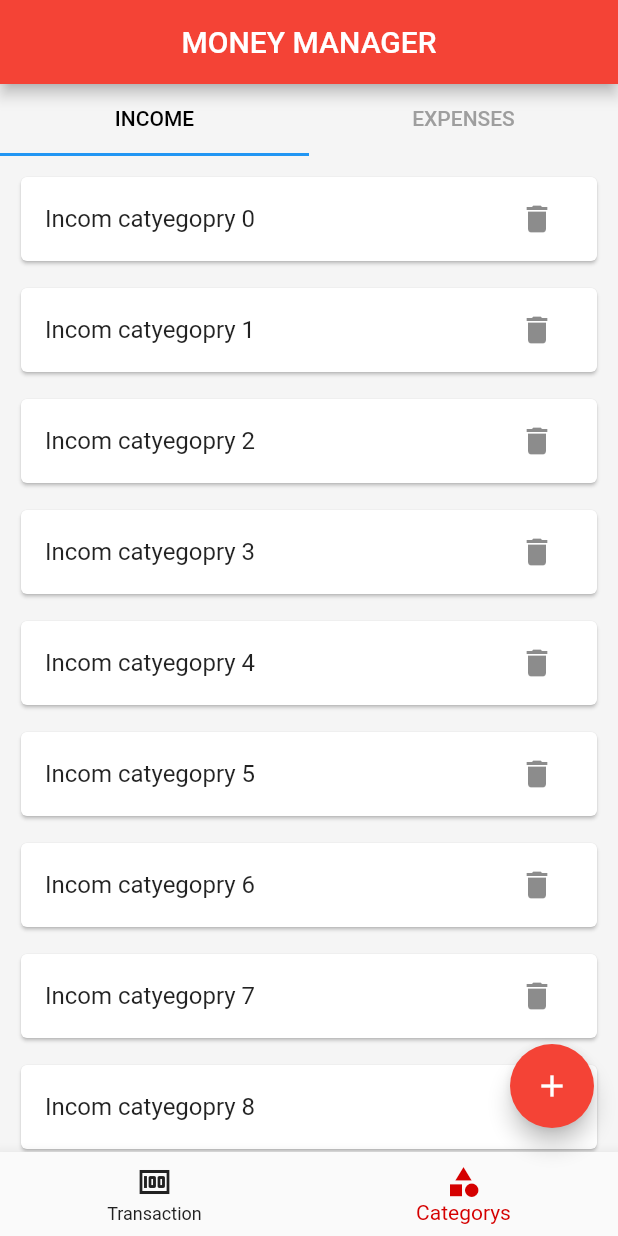
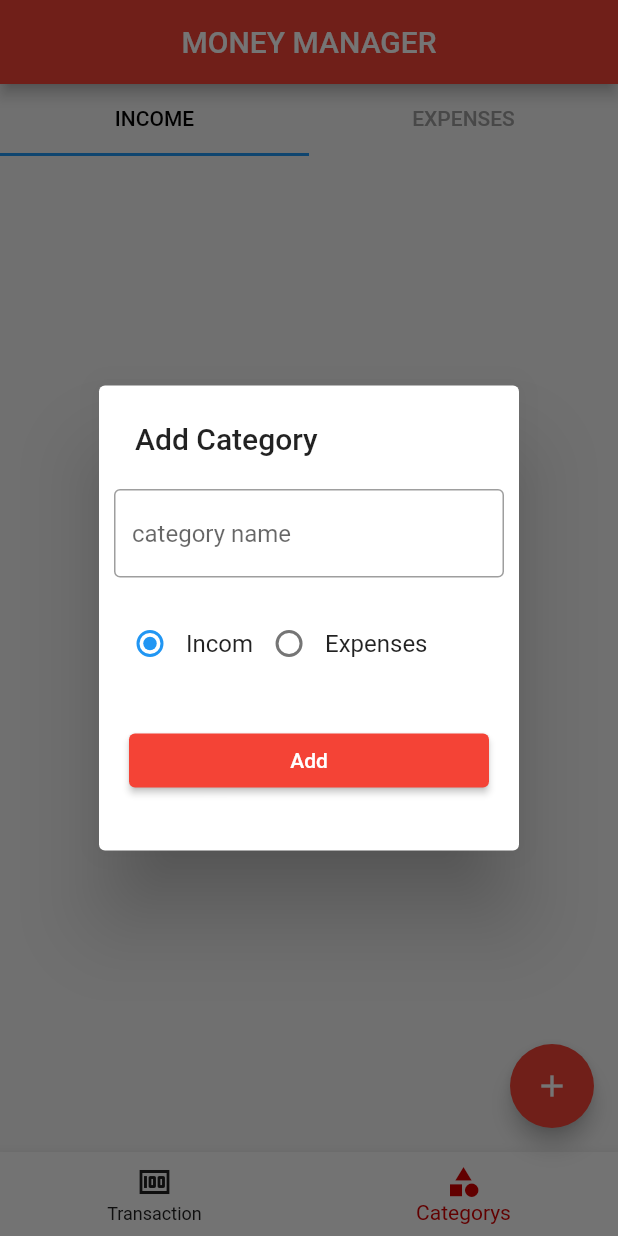
Before and after one commit to Irfadg/Personal-Money-managment, a Flutter app: the screen it shows after launch, item 2 of the bottom bar chosen, after a tap on the "add" icon, on a phone screen of 412 x 824 dp. Run offline on Flutter 3.47's test engine with Material 2 defaults, Android fonts, the phone set to English and light mode, and no system bars; our stand-ins replace hive_flutter; missing offline and left inert: dart:ffi; accounts and stored records are empty.

Commit message:
Hive database added.wirte all needed function in categorypage (insertion,getdata,deletion)

```diff
--- /dev/null
+++ b/lib/db/categorydb/category_db_functions.dart
@@ -0,0 +1,67 @@
+import 'dart:ffi';
+
+import 'package:flutter/cupertino.dart';
+import 'package:flutter/foundation.dart';
+import 'package:hive_flutter/adapters.dart';
+import 'package:money_managment/model/category/categeroty_model.dart';
+
+const HIVE_DB_NAME = 'category_database';
+
+abstract class CategoryDbFunctions {
+  Future<List<CategoryModel>> getCategory();
+  Future<void> insertCategory(CategoryModel value);
+  Future<void> deleteCategory(String categoryID);
+}
+
+class CategoryDb implements CategoryDbFunctions {
+  ValueNotifier<List<CategoryModel>> incomeCategoryListNotifyer =
+      ValueNotifier([]);
+  ValueNotifier<List<CategoryModel>> expenseCategoryListNotifyer =
+      ValueNotifier([]);
+
+//single tun creation
+  CategoryDb._internal();
+  static CategoryDb instance = CategoryDb._internal();
+  factory CategoryDb() {
+    return instance;
+  }
+//-------------
+  @override
+  Future<void> insertCategory(CategoryModel value) async {
+    final _categoryDB = await Hive.openBox<CategoryModel>(HIVE_DB_NAME);
+    await _categoryDB.put(value.id, value);
+    refreshUi();
+  }
+
+  @override
+  Future<List<CategoryModel>> getCategory() async {
+    final _categoryDB = await Hive.openBox<CategoryModel>(HIVE_DB_NAME);
+    return _categoryDB.values.toList();
+  }
+
+  Future<void> refreshUi() async {
+    final allCatgeoryget = await getCategory();
+    incomeCategoryListNotifyer.value.clear();
+    expenseCategoryListNotifyer.value.clear();
+    await Future.forEach(
+      allCatgeoryget,
+      (CategoryModel category) {
+        if (category.type == CategoryType.income) {
+          incomeCategoryListNotifyer.value.add(category);
+        } else {
+          expenseCategoryListNotifyer.value.add(category);
+        }
+      },
+    );
+
+    incomeCategoryListNotifyer.notifyListeners();
+    expenseCategoryListNotifyer.notifyListeners();
+  }
+
+  @override
+  Future<void> deleteCategory(String categoryID) async {
+    final _categoryDB = await Hive.openBox<CategoryModel>(HIVE_DB_NAME);
+    await _categoryDB.delete(categoryID);
+    refreshUi();
+  }
+}
--- a/lib/main.dart
+++ b/lib/main.dart
@@ -1,8 +1,34 @@
 import 'package:flutter/material.dart';
+import 'package:hive_flutter/hive_flutter.dart';
+import 'package:money_managment/db/categorydb/category_db_functions.dart';
+import 'package:money_managment/model/category/categeroty_model.dart';
 import 'package:money_managment/screens/home/home_screen.dart';
 
-void main() {
-  runApp(const MyApp());
+Future<void> main() async {
+  final obj1 = CategoryDb();
+  final obj2 = CategoryDb();
+
+  print("COMPARE OBJECTS");
+  print(obj1 == obj2);
+
+  //Hive database using
+
+  WidgetsFlutterBinding.ensureInitialized();
+  //flutter cheaking all the plugin and packeges are ready for the project
+  await Hive.initFlutter();
+
+  //setup typeid:2 adapter
+  if (!Hive.isAdapterRegistered(CategoryTypeAdapter().typeId)) {
+    //Hive registeration
+    Hive.registerAdapter(CategoryTypeAdapter());
+  }
+  ////setup typeid:1 adapter
+  if (!Hive.isAdapterRegistered(CategoryModelAdapter().typeId)) {
+    //Hive registeration
+    Hive.registerAdapter(CategoryModelAdapter());
+  }
+  //already registered
+  runApp(MyApp());
 }
 
 class MyApp extends StatelessWidget {
@@ -12,13 +38,7 @@ class MyApp extends StatelessWidget {
   @override
   Widget build(BuildContext context) {
     return MaterialApp(
-      title: 'Flutter Demo',
-      theme: ThemeData(
-
-
-        primarySwatch: Colors.blue,
-      ),
-      home:  HomeScreen(),
+      home: HomeScreen(),
     );
   }
 }
--- /dev/null
+++ b/lib/model/category/categeroty_model.dart
@@ -0,0 +1,33 @@
+import 'package:hive_flutter/adapters.dart';
+part 'categeroty_model.g.dart';
+
+@HiveType(typeId: 2)
+enum CategoryType {
+  @HiveField(0)
+  income,
+  @HiveField(1)
+  expense,
+}
+
+@HiveType(typeId: 1)
+class CategoryModel {
+  @HiveField(0)
+  final String id;
+  @HiveField(1)
+  final String name;
+  @HiveField(2)
+  final bool isDeleted;
+  @HiveField(3)
+  final CategoryType type;
+
+  CategoryModel(
+      {required this.id,
+      required this.name,
+      required this.type,
+      this.isDeleted = false});
+
+  @override
+  String toString() {
+    return '{$name ,$type}';
+  }
+}
--- /dev/null
+++ b/lib/screens/category/addCategoryPopup.dart
@@ -0,0 +1,94 @@
+//import 'package:flutter/cupertino.dart';
+import 'package:flutter/material.dart';
+import 'package:money_managment/db/categorydb/category_db_functions.dart';
+import 'package:money_managment/model/category/categeroty_model.dart';
+
+ValueNotifier<CategoryType> selectedCatgoryNotifyer =
+    ValueNotifier(CategoryType.income);
+
+final _nameEditingController = TextEditingController();
+
+Future<void> CatgoryAddPopUp(BuildContext context) async {
+  showDialog(
+      context: context,
+      builder: (ctx) {
+        return SimpleDialog(
+          title: Text("Add Category"),
+          children: [
+            Padding(
+              padding: const EdgeInsets.all(10),
+              child: TextField(
+                controller: _nameEditingController,
+                decoration: InputDecoration(
+                  hintText: 'category name',
+                  border: OutlineInputBorder(),
+                ),
+              ),
+            ),
+            Padding(
+              padding: EdgeInsets.all(10),
+              child: Row(
+                children: [
+                  RadioButten(title: 'Incom', type: CategoryType.income),
+                  RadioButten(title: 'Expenses', type: CategoryType.expense),
+                ],
+              ),
+            ),
+            Padding(
+              padding: const EdgeInsets.all(20),
+              child: ElevatedButton(
+                  onPressed: () {
+                    final _type = selectedCatgoryNotifyer.value;
+                    final _name = _nameEditingController.text;
+                    if (_name.isEmpty) {
+                      return;
+                    }
+                    final _category = CategoryModel(
+                        id: DateTime.now().microsecondsSinceEpoch.toString(),
+                        name: _name,
+                        type: _type);
+                    CategoryDb().insertCategory(_category);
+                    Navigator.of(ctx).pop();
+                  },
+                  style: ButtonStyle(
+                      backgroundColor:
+                          MaterialStateProperty.all<Color>(Colors.red)),
+                  child: Text("Add")),
+            ),
+          ],
+        );
+      });
+}
+
+class RadioButten extends StatelessWidget {
+  final String title;
+  final CategoryType type;
+  RadioButten({Key? key, required this.title, required this.type})
+      : super(key: key);
+
+  CategoryType? _type;
+
+  @override
+  Widget build(BuildContext context) {
+    return Row(
+      children: [
+        ValueListenableBuilder(
+            valueListenable: selectedCatgoryNotifyer,
+            builder: (BuildContext context, CategoryType newCategoryType,
+                Widget? _) {
+              return Radio<CategoryType>(
+                  value: type,
+                  groupValue: newCategoryType,
+                  onChanged: (Value) {
+                    if (Value == null) {
+                      return;
+                    }
+                    selectedCatgoryNotifyer.value = Value;
+                    selectedCatgoryNotifyer.notifyListeners();
+                  });
+            }),
+        Text(title)
+      ],
+    );
+  }
+}
--- a/lib/screens/category/category_screen.dart
+++ b/lib/screens/category/category_screen.dart
@@ -1,4 +1,6 @@
 import 'package:flutter/material.dart';
+import 'package:money_managment/db/categorydb/category_db_functions.dart';
+//import 'package:money_managment/db/categorydb/category_db_functions.dart';
 import 'package:money_managment/screens/category/expense_category_list.dart';
 import 'package:money_managment/screens/category/income_category_list.dart';
 
@@ -16,6 +18,7 @@ class _CategoryScreenState extends State<CategoryScreen>
   @override
   void initState() {
     _tabcontroller = TabController(length: 2, vsync: this);
+    CategoryDb().refreshUi();
     super.initState();
   }
 
@@ -37,12 +40,10 @@ class _CategoryScreenState extends State<CategoryScreen>
             ]),
         Expanded(
           child: TabBarView(
-            controller:_tabcontroller,
+            controller: _tabcontroller,
             children: [
-
               IncomeList(),
               ExpenseList(),
-
             ],
           ),
         )
--- a/lib/screens/category/expense_category_list.dart
+++ b/lib/screens/category/expense_category_list.dart
@@ -1,17 +1,26 @@
 import 'package:flutter/material.dart';
+import 'package:money_managment/db/categorydb/category_db_functions.dart';
+import 'package:money_managment/model/category/categeroty_model.dart';
 
 class ExpenseList extends StatelessWidget {
   const ExpenseList({Key? key}) : super(key: key);
 
   @override
   Widget build(BuildContext context) {
+    return ValueListenableBuilder(
+      valueListenable: CategoryDb().expenseCategoryListNotifyer,
+      builder: (BuildContext ctx, List<CategoryModel> newList, Widget? _) {
         return ListView.separated(
           padding: EdgeInsets.all(10),
           itemBuilder: (ctx, index) {
+            final category = newList[index];
             return Card(
               child: ListTile(
-            title: Text("Expense catyegopry $index"),
-            trailing: IconButton(onPressed: (){},
+                title: Text(category.name),
+                trailing: IconButton(
+                    onPressed: () {
+                      CategoryDb.instance.deleteCategory(category.id);
+                    },
                     icon: Icon(Icons.delete)),
               ),
             );
@@ -21,7 +30,9 @@ class ExpenseList extends StatelessWidget {
               height: 10,
             );
           },
-      itemCount: 50,
+          itemCount: newList.length,
+        );
+      },
     );
   }
 }
--- a/lib/screens/category/income_category_list.dart
+++ b/lib/screens/category/income_category_list.dart
@@ -1,17 +1,26 @@
 import 'package:flutter/material.dart';
+import 'package:money_managment/db/categorydb/category_db_functions.dart';
+import 'package:money_managment/model/category/categeroty_model.dart';
 
 class IncomeList extends StatelessWidget {
   const IncomeList({Key? key}) : super(key: key);
 
   @override
   Widget build(BuildContext context) {
+   return ValueListenableBuilder(
+      valueListenable: CategoryDb().incomeCategoryListNotifyer,
+      builder: (BuildContext ctx, List<CategoryModel> newList, Widget? _) {
         return ListView.separated(
           padding: EdgeInsets.all(10),
           itemBuilder: (ctx, index) {
+            final category = newList[index];
             return Card(
               child: ListTile(
-            title: Text("Incom catyegopry $index"),
-            trailing: IconButton(onPressed: () {}, icon: Icon(Icons.delete)),
+                title: Text(category.name),
+                trailing:
+                    IconButton(onPressed: () {
+                      CategoryDb.instance.deleteCategory(category.id);
+                    }, icon: Icon(Icons.delete)),
               ),
             );
           },
@@ -20,7 +29,9 @@ class IncomeList extends StatelessWidget {
               height: 10,
             );
           },
-      itemCount: 50,
+          itemCount: newList.length,
+        );
+      },
     );
   }
 }
--- a/lib/screens/home/home_screen.dart
+++ b/lib/screens/home/home_screen.dart
@@ -1,4 +1,7 @@
 import 'package:flutter/material.dart';
+import 'package:money_managment/db/categorydb/category_db_functions.dart';
+import 'package:money_managment/model/category/categeroty_model.dart';
+import 'package:money_managment/screens/category/addCategoryPopup.dart';
 import 'package:money_managment/screens/category/category_screen.dart';
 import 'package:money_managment/screens/home/home_widgets/bottom_navigation.dart';
 import 'package:money_managment/screens/transaction/transaction_screen.dart';
@@ -16,7 +19,7 @@ class HomeScreen extends StatelessWidget {
       appBar: AppBar(
         title: Text("MONEY MANAGER"),
         centerTitle: true,
-         backgroundColor: Colors.red,
+        backgroundColor: Colors.red,
       ),
       bottomNavigationBar: const MoneyManagmentBottomNavigation(),
       body: SafeArea(
@@ -32,6 +35,15 @@ class HomeScreen extends StatelessWidget {
           if (selectedIndexNotifier.value == 0) {
             print("transaction selected");
           } else {
+            /*
+            final sample = CategoryModel(
+                id: DateTime.now().microsecondsSinceEpoch.toString(),
+                name: 'salary',
+                type: CategoryType.income);
+            CategoryDb().insertCategory(sample);
+             */
+            CatgoryAddPopUp(context);
+
             print("category selected");
           }
         },
```
Also changed, not shown: lib/model/category/categeroty_model.g.dart (added), lib/model/transaction/transaction_model.dart (added). Lines whose indentation alone changed are shown as unchanged.
